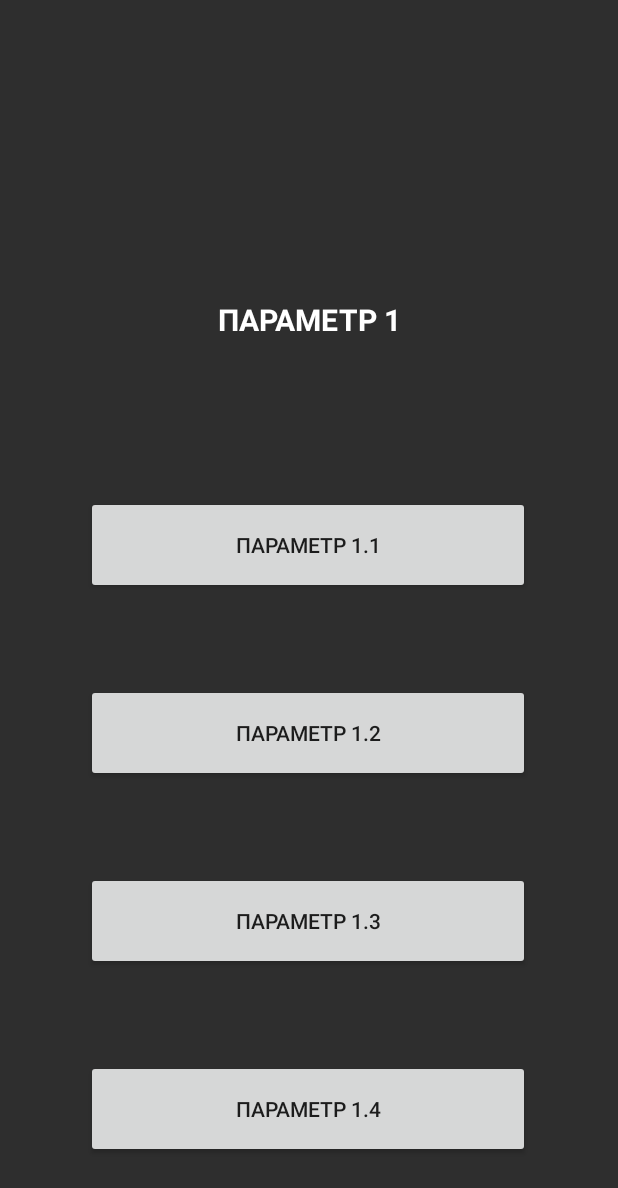
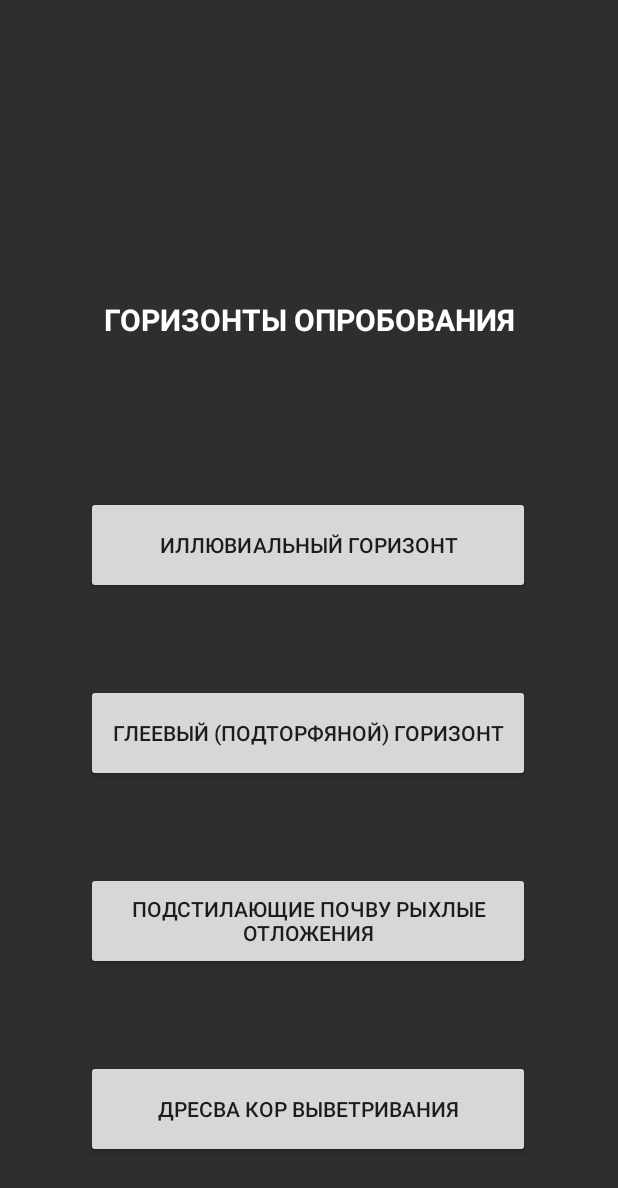
Before and after one commit to Urzu7/GruntPoint, an Android app: the Param_1 screen opened directly, with no data from a screen before it, on a phone screen of 412 x 824 dp. Shown: the top 1188 px of the screen. Run offline under Robolectric (Android 15) with nearby library versions, the phone set to English and light mode, and no system bars.

Commit message:
Добавил строк

```diff
--- a/app/src/main/res/values/strings.xml
+++ b/app/src/main/res/values/strings.xml
@@ -1,26 +1,30 @@
 <resources>
     <string name="app_name">GruntPoint</string>
 
-    <string name="par1">Параметр 1</string>
-    <string name="par2">Параметр 2</string>
+
+    <string name="par1">Горизонты Опробования</string>
+    <string name="par1_1">Иллювиальный горизонт</string>
+    <string name="par1_2">Глеевый (подторфяной) горизонт</string>
+    <string name="par1_3">Подстилающие почву рыхлые отложения</string>
+    <string name="par1_4">Дресва кор выветривания</string>
+    <string name="par1_1">Донный осадок действующего водостока</string>
+    <string name="par1_2">Донный осадок временного водостока</string>
+    <string name="par1_3">Донный осадок временного водостока в широком логу</string>
+    <string name="par1_4">Донный осадок водоёма</string>
+
+    <string name="par2">Литологический состав проб</string>
+    <string name="par2_1">Гумус</string>
+    <string name="par2_2">Суглинок</string>
+    <string name="par2_3">Илисто-глинистый</string>
+    <string name="par2_4">Супесь</string>
+
     <string name="par3">Параметр 3</string>
-    <string name="par4">Параметр 4</string>
-
-    <string name="par1_1">Параметр 1.1</string>
-    <string name="par1_2">Параметр 1.2</string>
-    <string name="par1_3">Параметр 1.3</string>
-    <string name="par1_4">Параметр 1.4</string>
-
-    <string name="par2_1">Параметр 2.1</string>
-    <string name="par2_2">Параметр 2.2</string>
-    <string name="par2_3">Параметр 2.3</string>
-    <string name="par2_4">Параметр 2.4</string>
-
     <string name="par3_1">Параметр 3.1</string>
     <string name="par3_2">Параметр 3.2</string>
     <string name="par3_3">Параметр 3.3</string>
     <string name="par3_4">Параметр 3.4</string>
 
+    <string name="par4">Параметр 4</string>
     <string name="par4_1">Параметр 4.1</string>
     <string name="par4_2">Параметр 4.2</string>
     <string name="par4_3">Параметр 4.3</string>
```
